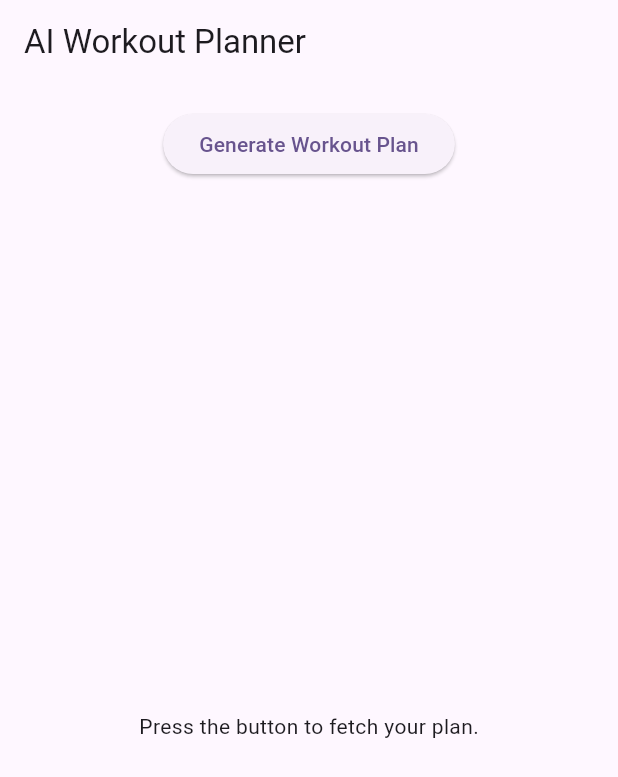
After one commit to Adminrajeev007/gymproject, a Flutter app: the screen it shows after launch, after a tap on "Get Workout Plan", on a phone screen of 412 x 824 dp. The commit adds this screen. Shown: the top 777 px of the screen. Run offline on Flutter 3.47's test engine with Material 3 defaults, Android fonts, the light colour scheme and no system bars; our stand-ins replace google_fonts, google_sign_in, pedometer, permission_handler, shared_preferences, supabase_flutter; accounts and stored records are empty; network calls fail.

Commit message:
workout data api added

```diff
--- /dev/null
+++ b/lib/api/workout_api.dart
@@ -0,0 +1,181 @@
+import 'package:flutter/material.dart';
+import 'dart:convert';
+import 'package:http/http.dart' as http;
+
+void main() {
+  runApp(const WorkoutApp());
+}
+
+class WorkoutApp extends StatelessWidget {
+  const WorkoutApp({super.key});
+
+  @override
+  Widget build(BuildContext context) {
+    return MaterialApp(
+      title: 'AI Workout Planner',
+      theme: ThemeData(primarySwatch: Colors.blue),
+      home: const WorkoutHomePage(),
+    );
+  }
+}
+
+class WorkoutHomePage extends StatefulWidget {
+  const WorkoutHomePage({super.key});
+
+  @override
+  State<WorkoutHomePage> createState() => _WorkoutHomePageState();
+}
+
+class _WorkoutHomePageState extends State<WorkoutHomePage> {
+  bool isLoading = false;
+  dynamic workoutResult;
+
+  final headers = {
+    'content-type': 'application/json',
+    'X-RapidAPI-Key': '4f1bdc0242mshbc73ad954ee2b21p1f6fbejsn74f88fab2915',
+    'X-RapidAPI-Host':
+    'ai-workout-planner-exercise-fitness-nutrition-guide.p.rapidapi.com'
+  };
+
+  Future<void> fetchWorkoutPlan() async {
+    setState(() {
+      isLoading = true;
+      workoutResult = null;
+    });
+
+    final url = Uri.parse(
+        'https://ai-workout-planner-exercise-fitness-nutrition-guide.p.rapidapi.com/generateWorkoutPlan?noqueue=true');
+
+    final body = jsonEncode({
+      "goal": "Build muscle",
+      "fitness_level": "Intermediate",
+      "preferences": ["Weight training", "Cardio"],
+      "health_conditions": ["None"],
+      "schedule": {
+        "days_per_week": 4,
+        "session_duration": 60,
+        "plan_duration_weeks": 4
+      },
+      "lang": "en"
+    });
+
+    try {
+      final response = await http.post(url, headers: headers, body: body);
+      if (response.statusCode == 200) {
+        setState(() {
+          workoutResult = jsonDecode(response.body);
+          isLoading = false;
+        });
+      } else {
+        setState(() {
+          workoutResult = {
+            'error': 'Error ${response.statusCode}: ${response.body}'
+          };
+          isLoading = false;
+        });
+      }
+    } catch (e) {
+      setState(() {
+        workoutResult = {'error': 'Failed to fetch workout plan: $e'};
+        isLoading = false;
+      });
+    }
+  }
+
+  Widget _buildWorkoutPlan(Map<String, dynamic> plan) {
+    // Check if the response has a 'weeks' field (common structure)
+    if (plan.containsKey('weeks')) {
+      return ListView.builder(
+        itemCount: plan['weeks'].length,
+        itemBuilder: (context, weekIndex) {
+          final week = plan['weeks'][weekIndex];
+          return Card(
+            margin: const EdgeInsets.symmetric(vertical: 8),
+            child: Padding(
+              padding: const EdgeInsets.all(12.0),
+              child: Column(
+                crossAxisAlignment: CrossAxisAlignment.start,
+                children: [
+                  Text(
+                    'Week ${weekIndex + 1}',
+                    style: const TextStyle(
+                        fontSize: 18, fontWeight: FontWeight.bold),
+                  ),
+                  ...week['days'].map<Widget>((day) {
+                    return Padding(
+                      padding: const EdgeInsets.symmetric(vertical: 8),
+                      child: Column(
+                        crossAxisAlignment: CrossAxisAlignment.start,
+                        children: [
+                          Text(
+                            day['day'] ?? 'Day',
+                            style: const TextStyle(
+                                fontSize: 16, fontWeight: FontWeight.w600),
+                          ),
+                          ...(day['exercises'] as List).map<Widget>((ex) {
+                            final exercise = ex as Map<String, dynamic>;
+                            return Padding(
+                              padding: const EdgeInsets.symmetric(vertical: 4),
+                              child: Column(
+                                crossAxisAlignment: CrossAxisAlignment.start,
+                                children: [
+                                  Text(
+                                    exercise['name'] ?? 'Exercise',
+                                    style: const TextStyle(
+                                        fontSize: 14,
+                                        fontWeight: FontWeight.w500),
+                                  ),
+                                  Text(
+                                      'Sets: ${exercise['sets'] ?? '-'}, Reps: ${exercise['repetitions'] ?? '-'}, Duration: ${exercise['duration'] ?? '-'}'),
+                                ],
+                              ),
+                            );
+                          }).toList(),
+                        ],
+                      ),
+                    );
+                  }).toList(),
+                ],
+              ),
+            ),
+          );
+        },
+      );
+    }
+    // If the structure is different, display the raw JSON
+    return SingleChildScrollView(
+      child: Text(
+        const JsonEncoder.withIndent('  ').convert(plan),
+        style: const TextStyle(fontSize: 12),
+      ),
+    );
+  }
+
+  @override
+  Widget build(BuildContext context) {
+    return Scaffold(
+      appBar: AppBar(title: const Text('AI Workout Planner')),
+      body: Padding(
+        padding: const EdgeInsets.all(16.0),
+        child: Column(
+          children: [
+            ElevatedButton(
+              onPressed: isLoading ? null : fetchWorkoutPlan,
+              child: const Text('Generate Workout Plan'),
+            ),
+            const SizedBox(height: 20),
+            if (isLoading) const CircularProgressIndicator(),
+            const SizedBox(height: 20),
+            Expanded(
+              child: workoutResult == null
+                  ? const Center(child: Text('Press the button to fetch your plan.'))
+                  : workoutResult['error'] != null
+                  ? Center(child: Text(workoutResult['error']))
+                  : _buildWorkoutPlan(workoutResult),
+            ),
+          ],
+        ),
+      ),
+    );
+  }
+}
--- a/lib/auth/perplexity_auth.dart
+++ b/lib/auth/perplexity_auth.dart
@@ -2,12 +2,14 @@ import 'package:flutter/material.dart';
 import 'package:supabase_flutter/supabase_flutter.dart';
 import 'package:google_sign_in/google_sign_in.dart';
 import 'package:gymproject/Screens/home.dart';
+import 'package:gymproject/api/workout_api.dart';
 
 void main() async {
   WidgetsFlutterBinding.ensureInitialized();
   await Supabase.initialize(
-    url: 'https://szxoutelzflcujsirgwh.supabase.co',       // <<--- REPLACE ME
-    anonKey: 'eyJhbGciOiJIUzI1NiIsInR5cCI6IkpXVCJ9.eyJpc3MiOiJzdXBhYmFzZSIsInJlZiI6InN6eG91dGVsemZsY3Vqc2lyZ3doIiwicm9sZSI6ImFub24iLCJpYXQiOjE3NTM2Nzc3OTAsImV4cCI6MjA2OTI1Mzc5MH0.5oU_9zRpmgw6PSQZ2bMLwkh1Dsr4iqSkzPPl23dBhTM',      // <<--- REPLACE ME
+    url: 'https://szxoutelzflcujsirgwh.supabase.co', // <<--- REPLACE ME
+    anonKey:
+        'eyJhbGciOiJIUzI1NiIsInR5cCI6IkpXVCJ9.eyJpc3MiOiJzdXBhYmFzZSIsInJlZiI6InN6eG91dGVsemZsY3Vqc2lyZ3doIiwicm9sZSI6ImFub24iLCJpYXQiOjE3NTM2Nzc3OTAsImV4cCI6MjA2OTI1Mzc5MH0.5oU_9zRpmgw6PSQZ2bMLwkh1Dsr4iqSkzPPl23dBhTM', // <<--- REPLACE ME
   );
   runApp(const MyApp());
 }
@@ -33,8 +35,10 @@ class _LoginPageState extends State<LoginPage> {
   bool _isLoading = false;
 
   // TODO: Replace with your actual Google OAuth client IDs.
-  static const String webClientId = '1059141546121-usjagn0oettdrtan1taq7mpsfqdmgnbo.apps.googleusercontent.com'; // <<--- REPLACE ME
-  static const String iosClientId = 'YOUR_GOOGLE_IOS_CLIENT_ID'; // <<--- REPLACE ME
+  static const String webClientId =
+      '1059141546121-usjagn0oettdrtan1taq7mpsfqdmgnbo.apps.googleusercontent.com'; // <<--- REPLACE ME
+  static const String iosClientId =
+      'YOUR_GOOGLE_IOS_CLIENT_ID'; // <<--- REPLACE ME
 
   Future<void> _googleSignIn() async {
     setState(() => _isLoading = true);
@@ -68,7 +72,8 @@ class _LoginPageState extends State<LoginPage> {
       }
 
       // Sign in with Supabase using the Google ID token
-      final AuthResponse response = await Supabase.instance.client.auth.signInWithIdToken(
+      final AuthResponse response =
+          await Supabase.instance.client.auth.signInWithIdToken(
         provider: OAuthProvider.google,
         idToken: idToken,
         // accessToken can be omitted as it's often not available in google_sign_in v7+
@@ -78,12 +83,14 @@ class _LoginPageState extends State<LoginPage> {
         ScaffoldMessenger.of(context).showSnackBar(
           const SnackBar(content: Text('Login successful!')),
         );
-        Navigator.pushReplacement(context, MaterialPageRoute(builder: (context) => const GymHomeScreen()))
-;
+        Navigator.pushReplacement(context,
+            MaterialPageRoute(builder: (context) => const GymHomeScreen()));
         // TODO: Navigate to home/profile screen after login
       } else {
         ScaffoldMessenger.of(context).showSnackBar(
-          SnackBar(content: Text('Login failed: ${response.error?.message ?? 'Unknown error'}')),
+          SnackBar(
+              content: Text(
+                  'Login failed: ${response.error?.message ?? 'Unknown error'}')),
         );
       }
     } catch (e) {
@@ -99,16 +106,35 @@ class _LoginPageState extends State<LoginPage> {
   Widget build(BuildContext context) {
     return Scaffold(
       appBar: AppBar(title: const Text("Login")),
-      body: Center(
+      body: Column(
+        children: [
+          SizedBox(),
+          Center(
             child: ElevatedButton.icon(
               onPressed: _isLoading ? null : _googleSignIn,
               icon: _isLoading
                   ? const SizedBox(
-            width: 18, height: 18, child: CircularProgressIndicator(strokeWidth: 2),
+                      width: 18,
+                      height: 18,
+                      child: CircularProgressIndicator(strokeWidth: 2),
                     )
                   : const Icon(Icons.login),
               label: const Text('Sign in with Google'),
             ),
+          ),
+          Row(
+            children: [
+              ElevatedButton(
+
+                onPressed:(){
+                  Navigator.pushReplacement(
+                    context,
+                    MaterialPageRoute(builder: (context) => const WorkoutHomePage()),
+                  );
+                },
+                child: Text("Get Workout Plan"))],
+          )
+        ],
       ),
     );
   }
--- a/lib/menu/notification.dart
+++ b/lib/menu/notification.dart
@@ -55,7 +55,7 @@ class notificationScreen extends StatelessWidget {
                   ),
                   const SizedBox(height: 10),
                   Text(
-                    '$_userName',
+                    '',
                     style: TextStyle(
                       fontSize: 22,
                       fontWeight: FontWeight.bold,
```
Also changed, not shown: pubspec.lock, 10 other files. Lines whose indentation alone changed are shown as unchanged.
